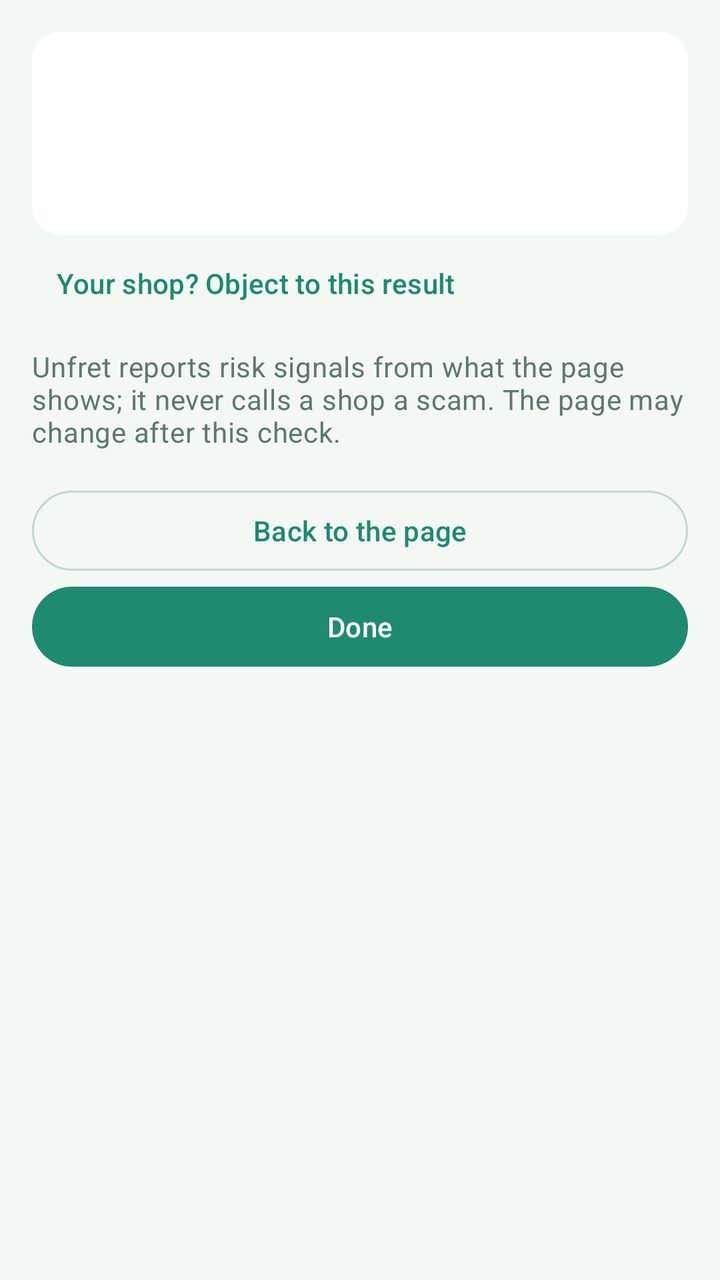
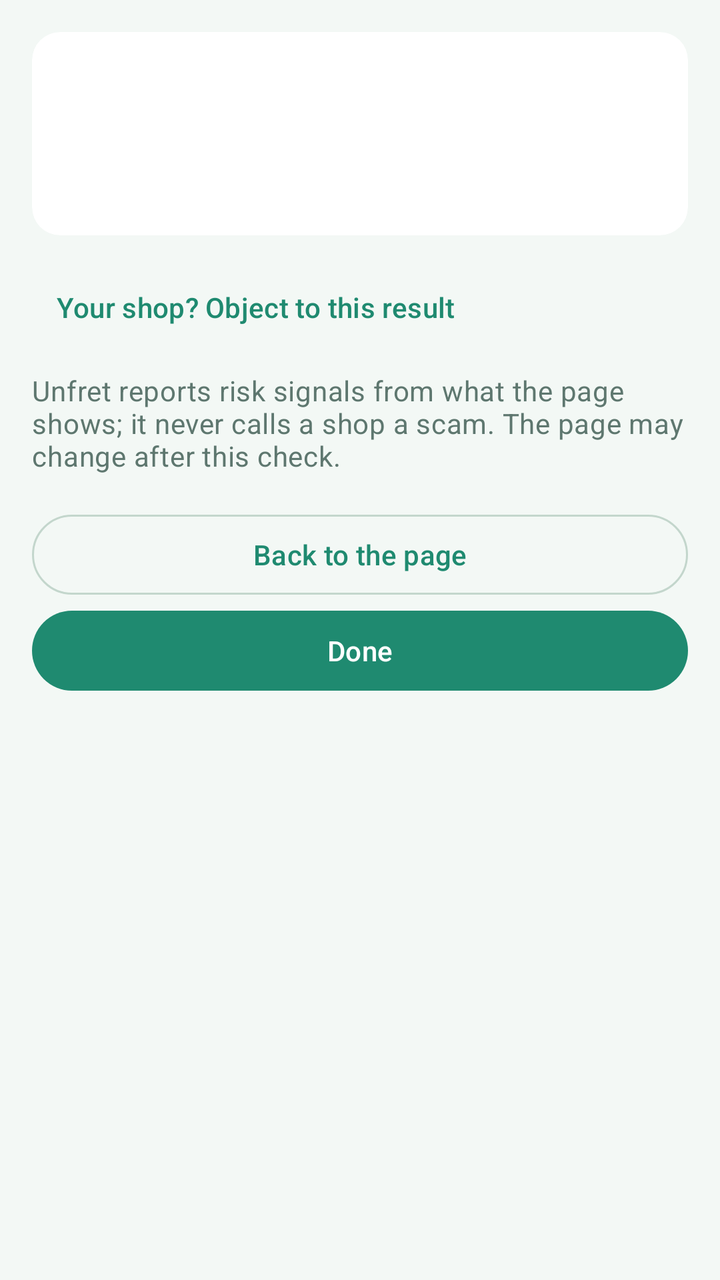

Before-and-after screenshots of an Android layout around one commit, followed by the original layout XML and the change that was made.
<!-- AndroidManifest.xml: application theme Theme.Unfret -->
<!-- res/layout/view_result.xml -->
<?xml version="1.0" encoding="utf-8"?>
<LinearLayout xmlns:android="http://schemas.android.com/apk/res/android"
    xmlns:app="http://schemas.android.com/apk/res-auto"
    android:layout_width="match_parent"
    android:layout_height="wrap_content"
    android:orientation="vertical"
    android:padding="16dp">

    <com.google.android.material.card.MaterialCardView
        android:id="@+id/band_card"
        android:layout_width="match_parent"
        android:layout_height="wrap_content"
        app:strokeWidth="0dp">

        <LinearLayout
            android:layout_width="match_parent"
            android:layout_height="wrap_content"
            android:orientation="vertical">

            <LinearLayout
                android:layout_width="match_parent"
                android:layout_height="wrap_content"
                android:gravity="center_vertical"
                android:orientation="horizontal">

                <TextView
                    android:id="@+id/band_symbol"
                    android:layout_width="36dp"
                    android:layout_height="36dp"
                    android:background="@drawable/band_symbol"
                    android:gravity="center"
                    android:importantForAccessibility="no"
                    android:textColor="@color/on_band"
                    android:textSize="18sp"
                    android:textStyle="bold" />

                <TextView
                    android:id="@+id/band_label"
                    android:layout_width="0dp"
                    android:layout_height="wrap_content"
                    android:layout_marginStart="12dp"
                    android:layout_weight="1"
                    android:textAppearance="@style/TextAppearance.Material3.TitleLarge"
                    android:textColor="@color/ink"
                    android:textStyle="bold" />
            </LinearLayout>

            <TextView
                android:id="@+id/headline"
                android:layout_width="match_parent"
                android:layout_height="wrap_content"
                android:layout_marginTop="12dp"
                android:textAppearance="@style/TextAppearance.Material3.BodyLarge"
                android:textColor="@color/ink" />

            <TextView
                android:id="@+id/no_check"
                android:layout_width="match_parent"
                android:layout_height="wrap_content"
                android:layout_marginTop="8dp"
                android:text="@string/no_check_used"
                android:textAppearance="@style/TextAppearance.Unfret.Small"
                android:visibility="gone" />
        </LinearLayout>
    </com.google.android.material.card.MaterialCardView>

    <LinearLayout
        android:id="@+id/sections"
        android:layout_width="match_parent"
        android:layout_height="wrap_content"
        android:orientation="vertical" />

    <com.google.android.material.button.MaterialButton
        android:id="@+id/wrong_result"
        style="@style/Widget.Material3.Button.TextButton"
        android:layout_width="wrap_content"
        android:layout_height="wrap_content"
        android:layout_marginTop="12dp"
        android:text="@string/wrong_result"
        android:visibility="gone" />

    <com.google.android.material.button.MaterialButton
        android:id="@+id/object_result"
        style="@style/Widget.Material3.Button.TextButton"
        android:layout_width="wrap_content"
        android:layout_height="wrap_content"
        android:text="@string/object_result" />

    <TextView
        android:layout_width="match_parent"
        android:layout_height="wrap_content"
        android:layout_marginTop="8dp"
        android:text="@string/result_notice"
        android:textAppearance="@style/TextAppearance.Unfret.Small" />

    <com.google.android.material.button.MaterialButton
        android:id="@+id/back_to_page"
        style="@style/Widget.Material3.Button.OutlinedButton"
        android:layout_width="match_parent"
        android:layout_height="wrap_content"
        android:layout_marginTop="16dp"
        android:text="@string/back_to_page" />

    <com.google.android.material.button.MaterialButton
        android:id="@+id/done"
        android:layout_width="match_parent"
        android:layout_height="wrap_content"
        android:text="@string/done" />
</LinearLayout>
<!-- resources referenced by this layout -->
<resources>
  <color name="ink">#12302A</color>
  <color name="on_band">#FFFFFF</color>
  <!-- drawable band_symbol (drawable) -->
  <?xml version="1.0" encoding="utf-8"?>
  <shape xmlns:android="http://schemas.android.com/apk/res/android" android:shape="oval">
      <solid android:color="#FFFFFF" />
  </shape>
  <string name="back_to_page">Back to the page</string>
  <string name="done">Done</string>
  <string name="no_check_used">No check was used.</string>
  <string name="object_result">Your shop? Object to this result</string>
  <string name="result_notice">Unfret reports risk signals from what the page shows; it never calls a shop a scam. The page may change after this check.</string>
  <string name="wrong_result">Wrong result?</string>
  <style name="TextAppearance.Unfret.Small" parent="TextAppearance.Material3.BodyMedium">
          <item name="android:textColor">@color/muted</item>
      </style>
  <style name="Theme.Unfret" parent="Theme.Material3.DayNight.NoActionBar">
          <item name="colorPrimary">@color/brand</item>
          <item name="colorOnPrimary">@color/on_brand</item>
          <item name="colorPrimaryContainer">@color/brand_soft</item>
          <item name="colorOnPrimaryContainer">@color/brand_ink</item>
          <item name="colorSecondary">@color/brand_strong</item>
          <item name="colorOnSecondary">@color/on_brand</item>
          <item name="colorSecondaryContainer">@color/brand_soft</item>
          <item name="colorOnSecondaryContainer">@color/brand_ink</item>
          <item name="colorTertiary">@color/brand_strong</item>
          <item name="android:colorBackground">@color/bg</item>
          <item name="colorOnBackground">@color/ink</item>
          <item name="colorSurface">@color/bg</item>
          <item name="colorOnSurface">@color/ink</item>
          <item name="colorOnSurfaceVariant">@color/muted</item>
          <item name="colorSurfaceContainerLowest">@color/surface</item>
          <item name="colorSurfaceContainerLow">@color/surface</item>
          <item name="colorSurfaceContainer">@color/surface</item>
          <item name="colorSurfaceContainerHigh">@color/surface_2</item>
          <item name="colorSurfaceContainerHighest">@color/surface_2</item>
          <item name="colorOutline">@color/line_strong</item>
          <item name="colorOutlineVariant">@color/line</item>
          <item name="colorError">@color/stop</item>
          <item name="materialCardViewStyle">@style/Widget.Unfret.Card</item>
      </style>
  <color name="muted">#5E776F</color>
  <color name="brand">#1F8A70</color>
  <color name="on_brand">#FFFFFF</color>
  <color name="brand_soft">#E1F1EA</color>
  <color name="brand_ink">#0F5C4A</color>
  <color name="brand_strong">#17705B</color>
  <color name="bg">#F3F8F5</color>
  <color name="surface">#FFFFFF</color>
  <color name="surface_2">#F6FAF8</color>
  <color name="line_strong">#C3D6CC</color>
  <color name="line">#D9E6DF</color>
  <color name="stop">#A8402F</color>
  <style name="Widget.Unfret.Card" parent="Widget.Material3.CardView.Outlined">
          <item name="cardBackgroundColor">@color/surface</item>
          <item name="strokeColor">@color/line</item>
          <item name="cardCornerRadius">14dp</item>
          <item name="contentPadding">16dp</item>
      </style>
</resources>

<!-- the commit's change to res/layout/view_result.xml (unified diff, before → after) -->
@@ -58,7 +58,6 @@
                 android:layout_width="match_parent"
                 android:layout_height="wrap_content"
                 android:layout_marginTop="8dp"
-                android:text="@string/no_check_used"
                 android:textAppearance="@style/TextAppearance.Unfret.Small"
                 android:visibility="gone" />
         </LinearLayout>
@@ -71,19 +70,11 @@
         android:orientation="vertical" />
 
     <com.google.android.material.button.MaterialButton
-        android:id="@+id/wrong_result"
+        android:id="@+id/object_result"
         style="@style/Widget.Material3.Button.TextButton"
         android:layout_width="wrap_content"
         android:layout_height="wrap_content"
         android:layout_marginTop="12dp"
-        android:text="@string/wrong_result"
-        android:visibility="gone" />
-
-    <com.google.android.material.button.MaterialButton
-        android:id="@+id/object_result"
-        style="@style/Widget.Material3.Button.TextButton"
-        android:layout_width="wrap_content"
-        android:layout_height="wrap_content"
         android:text="@string/object_result" />
 
     <TextView
<!-- resource entries referenced after the edit -->
@@ -9,10 +9,8 @@
   </shape>
   <string name="back_to_page">Back to the page</string>
   <string name="done">Done</string>
-  <string name="no_check_used">No check was used.</string>
   <string name="object_result">Your shop? Object to this result</string>
   <string name="result_notice">Unfret reports risk signals from what the page shows; it never calls a shop a scam. The page may change after this check.</string>
-  <string name="wrong_result">Wrong result?</string>
   <style name="TextAppearance.Unfret.Small" parent="TextAppearance.Material3.BodyMedium">
           <item name="android:textColor">@color/muted</item>
       </style>
